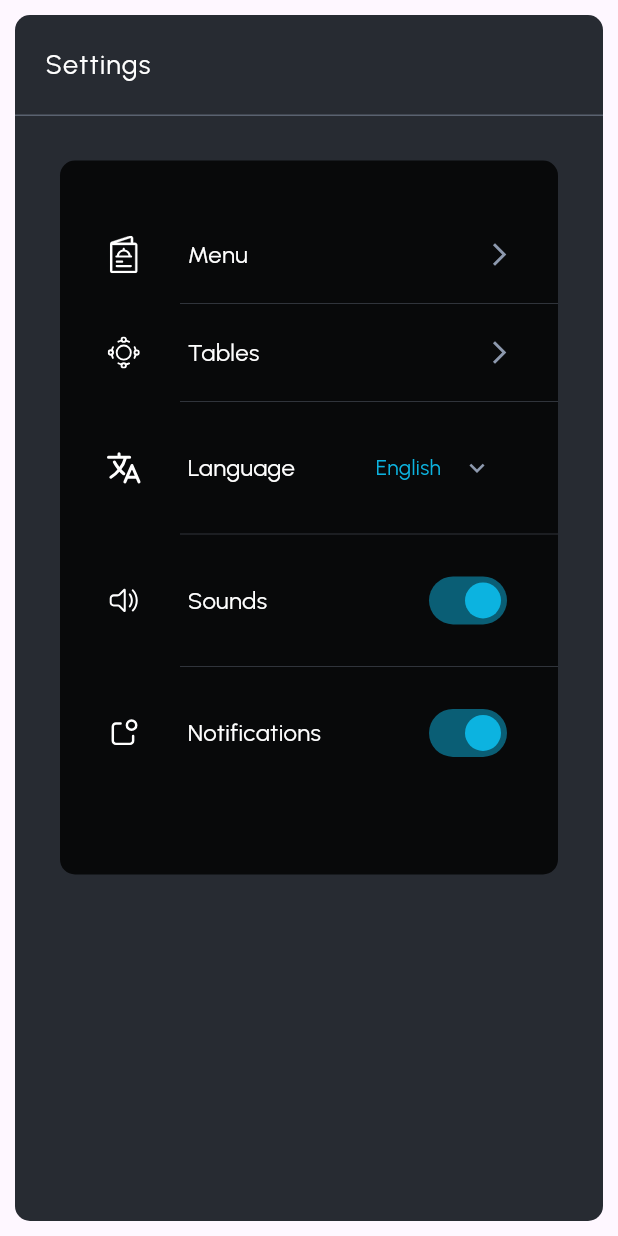
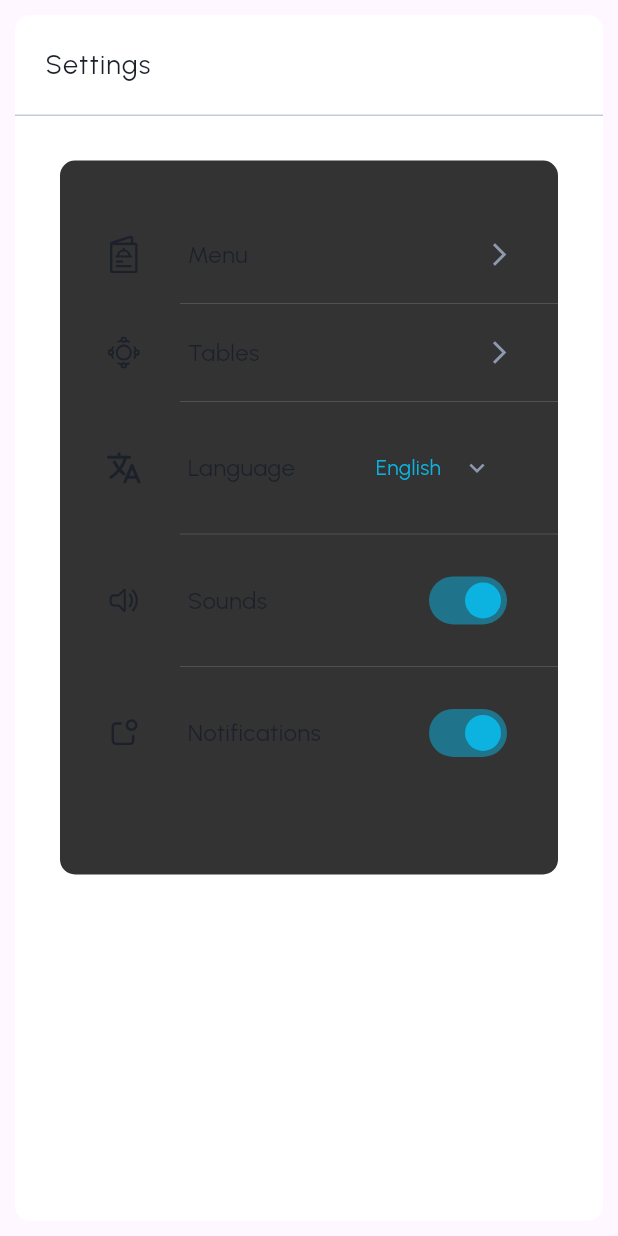
Before and after one commit to SharvariChavan009/pos_application, a Flutter app: the SettingScreen widget shown alone on an empty page, opened directly, on a phone screen of 412 x 824 dp. Run offline on Flutter 3.47's test engine with Material 3 defaults, Android fonts, the phone set to English and light mode, and no system bars; our stand-ins replace animated_flip_counter, auto_size_text, awesome_snackbar_content, bloc, cached_network_image, carousel_slider and 14 more; missing offline and left inert: collapsible_sidebar, dart:html, fade_out_particle; accounts and stored records are empty; generated files the repository leaves out were written again; network calls fail.

Commit message:
modify UI design

```diff
--- a/lib/controller/change_language_bloc.dart
+++ b/lib/controller/change_language_bloc.dart
@@ -5,7 +5,7 @@
 import 'change_language_event.dart';
 import 'change_language_state.dart';
 import 'package:flutter/cupertino.dart';
-import 'package:shared_preferences/shared_preferences.dart';
+
 
 
 class ChangeLanguageBloc extends Bloc<ChangeLanguageEvent, ChangeLanguageState> {
--- a/lib/controller/change_language_event.dart
+++ b/lib/controller/change_language_event.dart
@@ -1,5 +1,5 @@
 import 'package:flutter/cupertino.dart';
-import 'package:shared_preferences/shared_preferences.dart';
+
 
 abstract class ChangeLanguageEvent {}
 
--- a/lib/features/setting/presentation/setting_screen.dart
+++ b/lib/features/setting/presentation/setting_screen.dart
@@ -43,7 +43,7 @@
               child: SvgPicture.asset(
                 iconPath,
                 colorFilter: const ColorFilter.mode(
-                  AppColors.whiteColor,
+                  AppColors.darkColor,
                   BlendMode.srcIn,
                 ),
               ),
@@ -55,7 +55,7 @@
               style: const TextStyle(
                 fontFamily: CustomLabels.primaryFont,
                 fontSize: 16,
-                color: AppColors.whiteColor,
+                color: AppColors.darkColor,
               ),
             ),
             const Spacer(),
@@ -106,7 +106,7 @@
     return Container(
       margin: const EdgeInsets.all(10),
       decoration: BoxDecoration(
-        color: AppColors.primaryColor,
+        color: AppColors.whiteColor,
         borderRadius: BorderRadius.circular(10),
       ),
       child: Column(
@@ -125,7 +125,7 @@
                optionName!.title,
                 style: const TextStyle(
                   letterSpacing: .8,
-                  color: AppColors.whiteColor,
+                  color: AppColors.darkColor,
                   fontFamily: CustomLabels.primaryFont,
                   fontSize: 18,
                 ),
--- a/pubspec.yaml
+++ b/pubspec.yaml
@@ -36,6 +36,7 @@
   flutter_otp_text_field: ^1.1.3+2
   skeletonizer: ^1.1.2+1
   data_table_2: ^2.5.12
+  shared_preferences: ^2.2.3
 
 
 dev_dependencies:
@@ -47,6 +48,7 @@
 
 flutter:
   uses-material-design: true
+  generate: true
   assets:
     - assets/gif/
     - assets/fonts/
```
